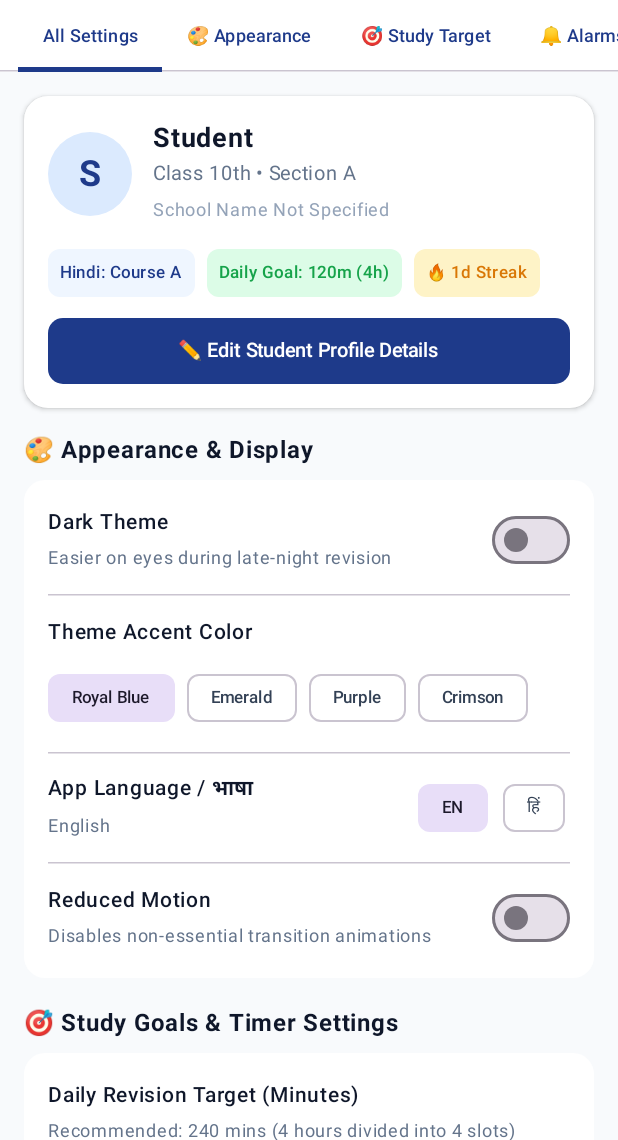
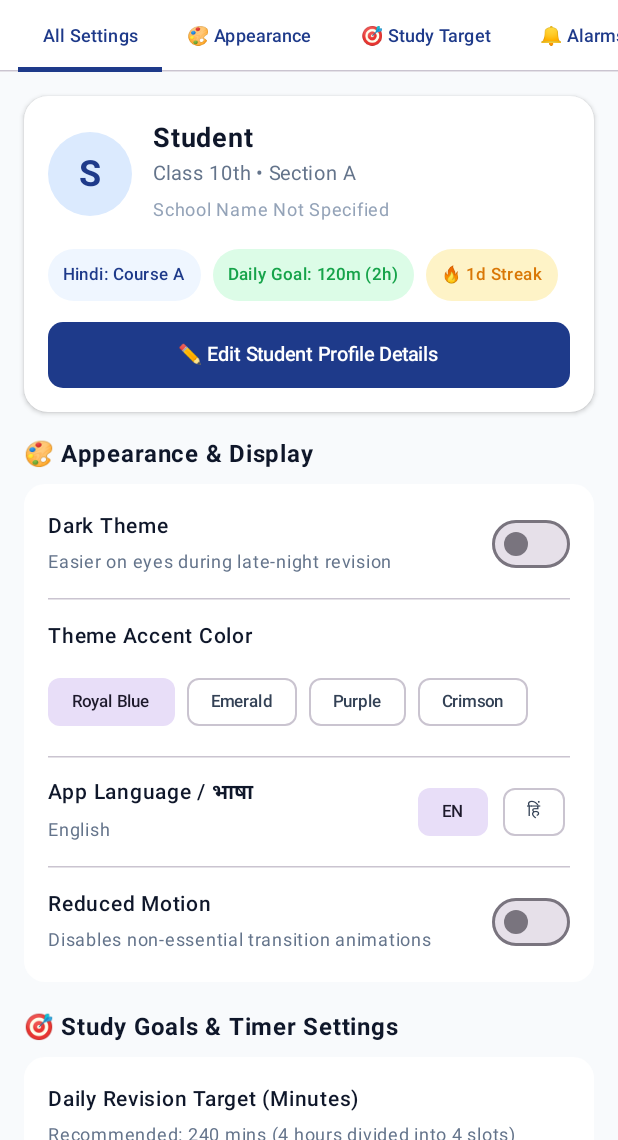
Before and after one commit to harshguruji01/gurustudy, an Android app built with Jetpack Compose: the composable ProfileScreen shown on its own in the app's theme, on a phone screen of 412 x 824 dp, the part 96-1236 px from its top. Run offline under Robolectric (Android 15) with nearby library versions, the phone set to English and light mode, and no system bars.

Commit message:
fix(ui): resolve text alignment, badge wrapping, and button squashing across Android and Web

```diff
--- a/android/app/src/main/java/online/webguruji/gurustudy/ui/screens/PracticeScreen.kt
+++ b/android/app/src/main/java/online/webguruji/gurustudy/ui/screens/PracticeScreen.kt
@@ -654,7 +654,7 @@ fun MistakeNotebookTab(
                         contentPadding = PaddingValues(horizontal = 10.dp, vertical = 2.dp),
                         modifier = Modifier.height(32.dp)
                     ) {
-                        Text("🤖 Explain Mistake with AI", fontSize = 11.sp, color = RoyalBlue)
+                        Text("🤖 Explain Mistake with AI", fontSize = 11.sp, color = RoyalBlue, maxLines = 1, softWrap = false)
                     }
                 }
             }
--- a/android/app/src/main/java/online/webguruji/gurustudy/ui/screens/ProfileScreen.kt
+++ b/android/app/src/main/java/online/webguruji/gurustudy/ui/screens/ProfileScreen.kt
@@ -33,8 +33,9 @@ import online.webguruji.gurustudy.data.repository.StudyRepository
 import online.webguruji.gurustudy.ui.theme.EmeraldGreen
 import online.webguruji.gurustudy.ui.theme.RoyalBlue
 import java.io.File
+import java.util.Calendar
 
-@OptIn(ExperimentalMaterial3Api::class)
+@OptIn(ExperimentalMaterial3Api::class, ExperimentalLayoutApi::class)
 @Composable
 fun ProfileScreen(
     userProfile: UserProfile,
@@ -184,12 +185,26 @@ fun ProfileScreen(
 
                             Spacer(modifier = Modifier.height(14.dp))
 
-                            Row(
+                            // Dynamic Daily Goal calculation (Prompt Requirement 3)
+                            val calendar = Calendar.getInstance()
+                            val isSunday = calendar.get(Calendar.DAY_OF_WEEK) == Calendar.SUNDAY
+                            val targetGoalMinutes = if (isSunday) {
+                                390 // Sunday 6.5h
+                            } else {
+                                if (userProfile.dailyStudyGoalMinutes > 0) userProfile.dailyStudyGoalMinutes else 300 // Mon–Sat 5h
+                            }
+                            val goalHours = targetGoalMinutes / 60.0
+                            val goalHoursDisplay = if (goalHours % 1.0 == 0.0) "${goalHours.toInt()}h" else "${goalHours}h"
+                            val dailyGoalText = "Daily Goal: ${targetGoalMinutes}m ($goalHoursDisplay)"
+
+                            // Badge Row Wrapping & No-Wrap Text (Prompt Requirement 1)
+                            FlowRow(
                                 modifier = Modifier.fillMaxWidth(),
-                                horizontalArrangement = Arrangement.spacedBy(8.dp)
+                                horizontalArrangement = Arrangement.spacedBy(8.dp),
+                                verticalArrangement = Arrangement.spacedBy(8.dp)
                             ) {
                                 Surface(
-                                    shape = RoundedCornerShape(8.dp),
+                                    shape = RoundedCornerShape(9999.dp),
                                     color = Color(0xFFEFF6FF)
                                 ) {
                                     Text(
@@ -197,25 +212,29 @@ fun ProfileScreen(
                                         fontSize = 11.sp,
                                         fontWeight = FontWeight.SemiBold,
                                         color = RoyalBlue,
-                                        modifier = Modifier.padding(horizontal = 8.dp, vertical = 4.dp)
+                                        maxLines = 1,
+                                        softWrap = false,
+                                        modifier = Modifier.padding(horizontal = 10.dp, vertical = 5.dp)
                                     )
                                 }
 
                                 Surface(
-                                    shape = RoundedCornerShape(8.dp),
+                                    shape = RoundedCornerShape(9999.dp),
                                     color = Color(0xFFDCFCE7)
                                 ) {
                                     Text(
-                                        text = "Daily Goal: ${userProfile.dailyStudyGoalMinutes}m (4h)",
+                                        text = dailyGoalText,
                                         fontSize = 11.sp,
                                         fontWeight = FontWeight.SemiBold,
                                         color = Color(0xFF16A34A),
-                                        modifier = Modifier.padding(horizontal = 8.dp, vertical = 4.dp)
+                                        maxLines = 1,
+                                        softWrap = false,
+                                        modifier = Modifier.padding(horizontal = 10.dp, vertical = 5.dp)
                                     )
                                 }
 
                                 Surface(
-                                    shape = RoundedCornerShape(8.dp),
+                                    shape = RoundedCornerShape(9999.dp),
                                     color = Color(0xFFFEF3C7)
                                 ) {
                                     Text(
@@ -223,7 +242,9 @@ fun ProfileScreen(
                                         fontSize = 11.sp,
                                         fontWeight = FontWeight.SemiBold,
                                         color = Color(0xFFD97706),
-                                        modifier = Modifier.padding(horizontal = 8.dp, vertical = 4.dp)
+                                        maxLines = 1,
+                                        softWrap = false,
+                                        modifier = Modifier.padding(horizontal = 10.dp, vertical = 5.dp)
                                     )
                                 }
                             }
@@ -749,30 +770,31 @@ fun ProfileScreen(
 
                             Spacer(modifier = Modifier.height(14.dp))
 
-                            Row(
+                            FlowRow(
                                 modifier = Modifier.fillMaxWidth(),
-                                horizontalArrangement = Arrangement.spacedBy(8.dp)
+                                horizontalArrangement = Arrangement.spacedBy(8.dp),
+                                verticalArrangement = Arrangement.spacedBy(8.dp)
                             ) {
                                 OutlinedButton(
                                     onClick = { showPrivacyPolicyDialog = true },
                                     shape = RoundedCornerShape(8.dp),
-                                    modifier = Modifier.weight(1f)
+                                    contentPadding = PaddingValues(horizontal = 10.dp, vertical = 6.dp)
                                 ) {
-                                    Text("Privacy Policy", fontSize = 11.sp)
+                                    Text("Privacy Policy", fontSize = 11.sp, maxLines = 1, softWrap = false)
                                 }
                                 OutlinedButton(
                                     onClick = { showTermsDialog = true },
                                     shape = RoundedCornerShape(8.dp),
-                                    modifier = Modifier.weight(1f)
+                                    contentPadding = PaddingValues(horizontal = 10.dp, vertical = 6.dp)
                                 ) {
-                                    Text("Terms of Use", fontSize = 11.sp)
+                                    Text("Terms of Use", fontSize = 11.sp, maxLines = 1, softWrap = false)
                                 }
                                 OutlinedButton(
                                     onClick = { showSupportDialog = true },
                                     shape = RoundedCornerShape(8.dp),
-                                    modifier = Modifier.weight(1f)
+                                    contentPadding = PaddingValues(horizontal = 10.dp, vertical = 6.dp)
                                 ) {
-                                    Text("Support", fontSize = 11.sp)
+                                    Text("Support", fontSize = 11.sp, maxLines = 1, softWrap = false)
                                 }
                             }
                         }
```
Also changed, not shown: android/app/src/main/java/online/webguruji/gurustudy/ui/screens/BooksScreen.kt (+10 -6 lines), android/app/src/main/java/online/webguruji/gurustudy/ui/screens/CalendarScreen.kt (+11 -7 lines), android/app/src/main/java/online/webguruji/gurustudy/ui/screens/DashboardScreen.kt (+23 -17 lines), 4 other files.
